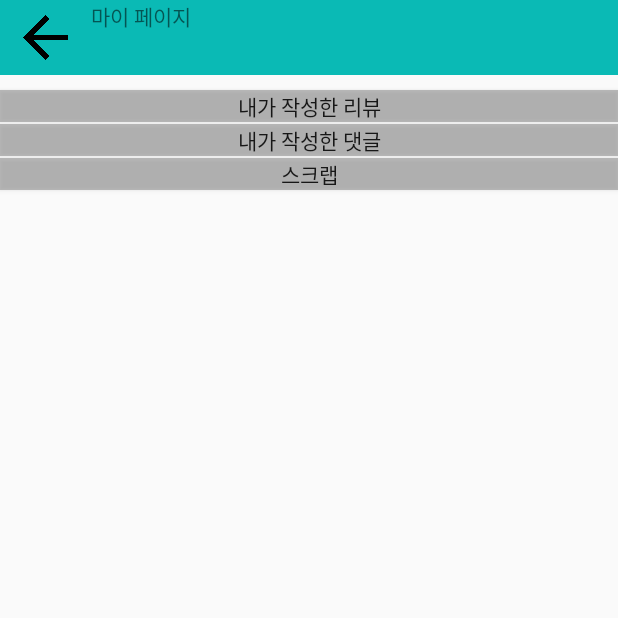
After one commit to PNU-2020-team4/Book-Review-Platform-Front-End, an Android app: the MyPageActivity screen opened directly, with no data from a screen before it, on a phone screen of 412 x 824 dp, the top half of it. The commit adds this screen. Run offline under Robolectric (Android 15) with nearby library versions, the phone set to English and light mode, and no system bars.

Commit message:
디자인 수정 및 검색 인텐트, 마이 페이지 인텐트 추가

```diff
--- a/app/src/main/AndroidManifest.xml
+++ b/app/src/main/AndroidManifest.xml
@@ -21,9 +21,9 @@
                 <category android:name="android.intent.category.LAUNCHER" />
             </intent-filter>
         </activity>
-        <activity android:name=".MainActivity">
-
-        </activity>
+        <activity android:name=".MainActivity"/>
+        <activity android:name=".SearchActivity"/>
+        <activity android:name=".MyPageActivity"/>
     </application>
 
 </manifest>
--- /dev/null
+++ b/app/src/main/java/com/example/bookreview/MyPageActivity.kt
@@ -0,0 +1,15 @@
+package com.example.bookreview
+
+import android.os.Bundle
+import androidx.appcompat.app.AppCompatActivity
+import kotlinx.android.synthetic.main.search.*
+
+class MyPageActivity : AppCompatActivity() {
+    override fun onCreate(savedInstanceState: Bundle?) {
+        super.onCreate(savedInstanceState)
+        setContentView(R.layout.my_page)
+        my_page_back_button.setOnClickListener {
+            finish()
+        }
+    }
+}
--- /dev/null
+++ b/app/src/main/res/layout/my_page.xml
@@ -0,0 +1,89 @@
+<?xml version="1.0" encoding="utf-8"?>
+<androidx.constraintlayout.widget.ConstraintLayout
+    xmlns:android="http://schemas.android.com/apk/res/android"
+    android:layout_width="match_parent"
+    android:layout_height="match_parent">
+
+    <LinearLayout
+        android:layout_width="match_parent"
+        android:layout_height="match_parent"
+        android:orientation="vertical">
+
+        <LinearLayout
+            android:layout_width="match_parent"
+            android:layout_height="50dp"
+            android:background="#0ABAB5"
+            android:orientation="horizontal">
+
+            <Button
+                android:id="@+id/my_page_back_button"
+                android:layout_width="30dp"
+                android:layout_height="match_parent"
+                android:layout_marginLeft="15dp"
+                android:layout_marginTop="10dp"
+                android:layout_marginRight="15dp"
+                android:layout_marginBottom="10dp"
+                android:background="@drawable/back_button"
+                android:backgroundTint="#0ABAB5"
+                android:backgroundTintMode="multiply" />
+
+            <TextView
+                android:id="@+id/textView"
+                android:layout_width="match_parent"
+                android:layout_height="match_parent"
+                android:layout_weight="1"
+                android:text="@string/my_page"
+                android:textAlignment="textStart" />
+
+        </LinearLayout>
+
+        <View
+            android:id="@+id/divider3"
+            android:layout_width="match_parent"
+            android:layout_height="10dp"
+            android:layout_weight="0"
+            android:background="#00000000" />
+
+        <Button
+            android:id="@+id/my_page_button1"
+            android:layout_width="match_parent"
+            android:layout_height="wrap_content"
+            android:background="#80808080"
+            android:minWidth="0dp"
+            android:minHeight="0dp"
+            android:text="@string/my_page_button1" />
+
+        <View
+            android:id="@+id/divider"
+            android:layout_width="match_parent"
+            android:layout_height="1dp"
+            android:background="#00000000" />
+
+        <Button
+            android:id="@+id/my_page_button2"
+            android:layout_width="match_parent"
+            android:layout_height="wrap_content"
+            android:background="#80808080"
+            android:minWidth="0dp"
+            android:minHeight="0dp"
+            android:text="@string/my_page_button2" />
+
+        <View
+            android:id="@+id/divider2"
+            android:layout_width="match_parent"
+            android:layout_height="1dp"
+            android:background="#00000000" />
+
+        <Button
+            android:id="@+id/my_page_button3"
+            android:layout_width="match_parent"
+            android:layout_height="wrap_content"
+            android:background="#80808080"
+            android:minWidth="0dp"
+            android:minHeight="0dp"
+            android:text="@string/my_page_button3" />
+
+    </LinearLayout>
+
+
+</androidx.constraintlayout.widget.ConstraintLayout>
--- a/app/src/main/res/values/strings.xml
+++ b/app/src/main/res/values/strings.xml
@@ -3,7 +3,11 @@
     <string name="home_recommend">추천 도서</string>
     <string name="home_hot_review">실시간 핫 리뷰</string>
     <string name="home_today_sentence">오늘의 문구</string>
+    <string name="my_page">마이 페이지</string>
     <string name="my_page_button1">내가 작성한 리뷰</string>
     <string name="my_page_button2">내가 작성한 댓글</string>
     <string name="my_page_button3">스크랩</string>
+    <string name="recent_search">최근 검색어</string>
+    <string name="popular_search">인기 검색어</string>
+    <string name="search_text">검색</string>
 </resources>
```
Also changed, not shown: app/src/main/java/com/example/bookreview/MainActivity.kt (+14 -0 lines), app/src/main/java/com/example/bookreview/SearchActivity.kt (added, +15 -0 lines), app/src/main/res/layout/activity_main.xml (+8 -5 lines), app/src/main/res/layout/search.xml (added, +65 -0 lines), app/src/main/res/drawable/back_button.png (added).
